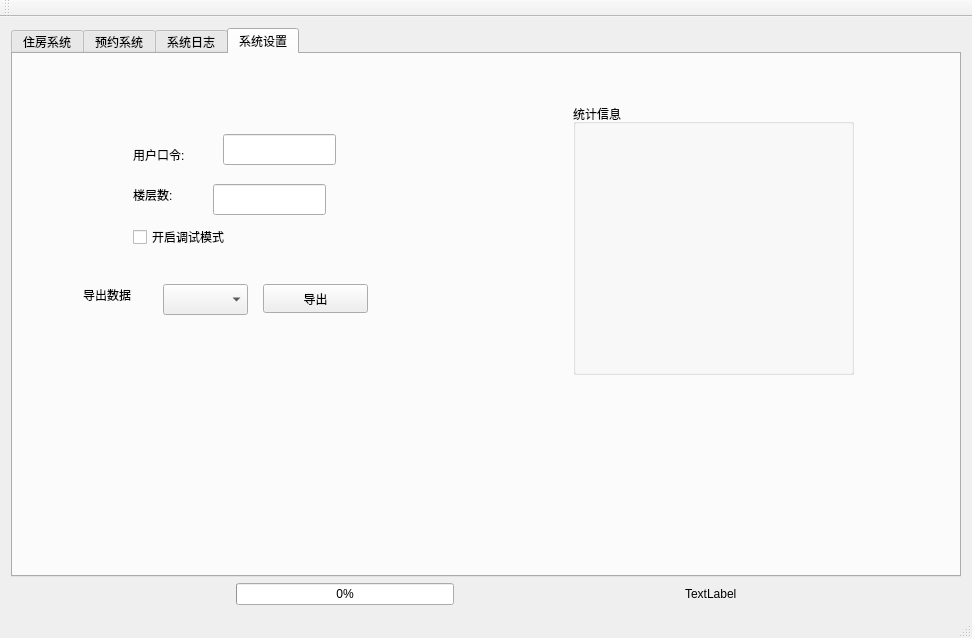
The window that mainwindow.ui (mocimy/hotel-system) describes before a commit, drawn with Qt 5.
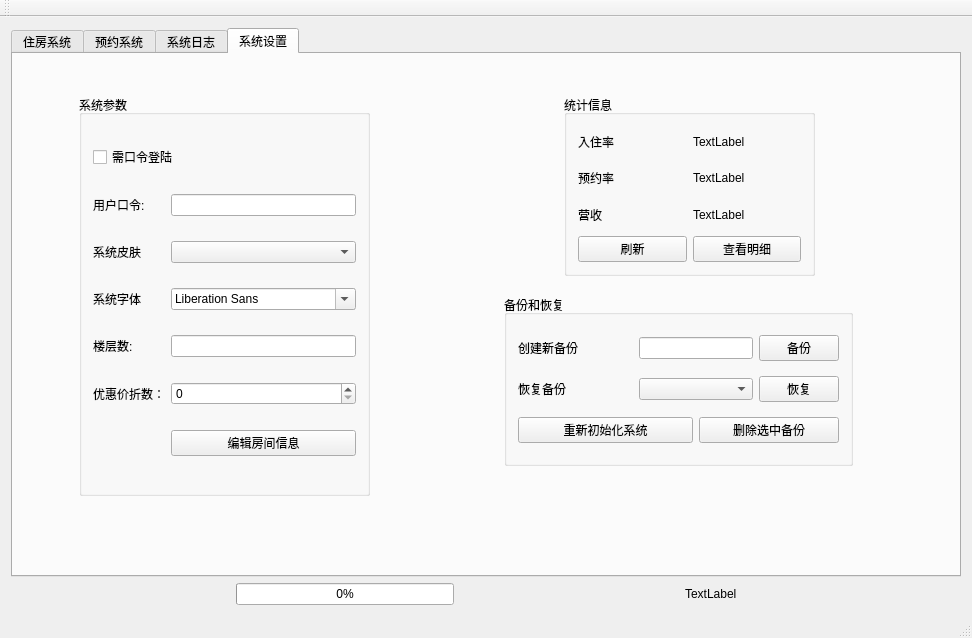
The same window after the commit. The open tabs and pages were chosen to show the change.

The edit to the form file:
```diff
--- a/mainwindow.ui
+++ b/mainwindow.ui
@@ -783,10 +783,10 @@
                <string>提交请求</string>
               </property>
              </widget>
-             <widget class="QLabel" name="label_27">
+             <widget class="QLabel" name="endTimeLabel_2">
               <property name="geometry">
                <rect>
-                <x>500</x>
+                <x>470</x>
                 <y>290</y>
                 <width>231</width>
                 <height>21</height>
@@ -1003,114 +1003,387 @@
          <attribute name="title">
           <string>系统设置</string>
          </attribute>
-         <widget class="QLabel" name="label_16">
-          <property name="geometry">
-           <rect>
-            <x>120</x>
-            <y>90</y>
-            <width>73</width>
-            <height>21</height>
-           </rect>
-          </property>
-          <property name="text">
-           <string>用户口令:</string>
-          </property>
-         </widget>
-         <widget class="QLabel" name="label_17">
-          <property name="geometry">
-           <rect>
-            <x>120</x>
-            <y>130</y>
-            <width>73</width>
-            <height>21</height>
-           </rect>
-          </property>
-          <property name="text">
-           <string>楼层数:</string>
-          </property>
-         </widget>
-         <widget class="QCheckBox" name="checkBox">
-          <property name="geometry">
-           <rect>
-            <x>120</x>
-            <y>170</y>
-            <width>141</width>
-            <height>26</height>
-           </rect>
-          </property>
-          <property name="text">
-           <string>开启调试模式</string>
-          </property>
-         </widget>
-         <widget class="QLabel" name="label_18">
-          <property name="geometry">
-           <rect>
-            <x>70</x>
-            <y>230</y>
-            <width>73</width>
-            <height>21</height>
-           </rect>
-          </property>
-          <property name="text">
-           <string>导出数据</string>
-          </property>
-         </widget>
-         <widget class="QComboBox" name="comboBox">
-          <property name="geometry">
-           <rect>
-            <x>150</x>
-            <y>230</y>
-            <width>85</width>
-            <height>31</height>
-           </rect>
-          </property>
-         </widget>
-         <widget class="QPushButton" name="pushButton">
-          <property name="geometry">
-           <rect>
-            <x>250</x>
-            <y>230</y>
-            <width>105</width>
-            <height>29</height>
-           </rect>
-          </property>
-          <property name="text">
-           <string>导出</string>
-          </property>
-         </widget>
-         <widget class="QLineEdit" name="lineEdit">
-          <property name="geometry">
-           <rect>
-            <x>210</x>
-            <y>80</y>
-            <width>113</width>
-            <height>31</height>
-           </rect>
-          </property>
-         </widget>
-         <widget class="QLineEdit" name="lineEdit_2">
-          <property name="geometry">
-           <rect>
-            <x>200</x>
-            <y>130</y>
-            <width>113</width>
-            <height>31</height>
-           </rect>
-          </property>
-         </widget>
-         <widget class="QGroupBox" name="groupBox">
-          <property name="geometry">
-           <rect>
-            <x>560</x>
-            <y>50</y>
-            <width>281</width>
-            <height>271</height>
-           </rect>
-          </property>
-          <property name="title">
-           <string>统计信息</string>
-          </property>
-         </widget>
+         <layout class="QGridLayout" name="gridLayout_18">
+          <item row="0" column="0">
+           <widget class="QStackedWidget" name="stackedWidget_3">
+            <property name="currentIndex">
+             <number>0</number>
+            </property>
+            <widget class="QWidget" name="page_9">
+             <widget class="QGroupBox" name="groupBox_3">
+              <property name="geometry">
+               <rect>
+                <x>480</x>
+                <y>230</y>
+                <width>349</width>
+                <height>171</height>
+               </rect>
+              </property>
+              <property name="title">
+               <string>备份和恢复</string>
+              </property>
+              <layout class="QGridLayout" name="gridLayout_17">
+               <item row="0" column="0" colspan="2">
+                <widget class="QLabel" name="label_18">
+                 <property name="text">
+                  <string>创建新备份</string>
+                 </property>
+                </widget>
+               </item>
+               <item row="0" column="2" colspan="2">
+                <widget class="QLineEdit" name="backupNameEdit"/>
+               </item>
+               <item row="0" column="4">
+                <widget class="QPushButton" name="backupBtn">
+                 <property name="text">
+                  <string>备份</string>
+                 </property>
+                </widget>
+               </item>
+               <item row="1" column="0">
+                <widget class="QLabel" name="label_29">
+                 <property name="text">
+                  <string>恢复备份</string>
+                 </property>
+                </widget>
+               </item>
+               <item row="2" column="0" colspan="3">
+                <widget class="QPushButton" name="reinitializeBtn">
+                 <property name="text">
+                  <string>重新初始化系统</string>
+                 </property>
+                </widget>
+               </item>
+               <item row="1" column="4">
+                <widget class="QPushButton" name="restoreBtn">
+                 <property name="text">
+                  <string>恢复</string>
+                 </property>
+                </widget>
+               </item>
+               <item row="1" column="2" colspan="2">
+                <widget class="QComboBox" name="backupBox"/>
+               </item>
+               <item row="2" column="3" colspan="2">
+                <widget class="QPushButton" name="delBackupBtn">
+                 <property name="text">
+                  <string>删除选中备份</string>
+                 </property>
+                </widget>
+               </item>
+              </layout>
+             </widget>
+             <widget class="QGroupBox" name="groupBox_2">
+              <property name="geometry">
+               <rect>
+                <x>55</x>
+                <y>30</y>
+                <width>291</width>
+                <height>401</height>
+               </rect>
+              </property>
+              <property name="title">
+               <string>系统参数</string>
+              </property>
+              <layout class="QGridLayout" name="gridLayout_16">
+               <item row="2" column="1">
+                <widget class="QComboBox" name="skinBox">
+                 <property name="currentText">
+                  <string/>
+                 </property>
+                 <property name="currentIndex">
+                  <number>-1</number>
+                 </property>
+                 <property name="minimumContentsLength">
+                  <number>0</number>
+                 </property>
+                </widget>
+               </item>
+               <item row="3" column="1">
+                <widget class="QFontComboBox" name="fontComboBox"/>
+               </item>
+               <item row="3" column="0">
+                <widget class="QLabel" name="label_27">
+                 <property name="text">
+                  <string>系统字体</string>
+                 </property>
+                </widget>
+               </item>
+               <item row="5" column="1">
+                <widget class="QLineEdit" name="floorEdit"/>
+               </item>
+               <item row="0" column="0" colspan="2">
+                <widget class="QCheckBox" name="passwordCheckBox">
+                 <property name="text">
+                  <string>需口令登陆</string>
+                 </property>
+                </widget>
+               </item>
+               <item row="1" column="0">
+                <widget class="QLabel" name="label_16">
+                 <property name="text">
+                  <string>用户口令:</string>
+                 </property>
+                </widget>
+               </item>
+               <item row="1" column="1">
+                <widget class="QLineEdit" name="passwordEdit">
+                 <property name="echoMode">
+                  <enum>QLineEdit::Password</enum>
+                 </property>
+                </widget>
+               </item>
+               <item row="5" column="0">
+                <widget class="QLabel" name="label_17">
+                 <property name="text">
+                  <string>楼层数:</string>
+                 </property>
+                </widget>
+               </item>
+               <item row="2" column="0">
+                <widget class="QLabel" name="label_28">
+                 <property name="text">
+                  <string>系统皮肤</string>
+                 </property>
+                </widget>
+               </item>
+               <item row="7" column="1">
+                <widget class="QPushButton" name="roomEditBtn">
+                 <property name="text">
+                  <string>编辑房间信息</string>
+                 </property>
+                </widget>
+               </item>
+               <item row="6" column="0">
+                <widget class="QLabel" name="label_34">
+                 <property name="text">
+                  <string>优惠价折数：</string>
+                 </property>
+                </widget>
+               </item>
+               <item row="6" column="1">
+                <widget class="QSpinBox" name="favSpinBox">
+                 <property name="maximum">
+                  <number>10</number>
+                 </property>
+                </widget>
+               </item>
+              </layout>
+             </widget>
+             <widget class="QGroupBox" name="groupBox">
+              <property name="geometry">
+               <rect>
+                <x>540</x>
+                <y>30</y>
+                <width>251</width>
+                <height>181</height>
+               </rect>
+              </property>
+              <property name="title">
+               <string>统计信息</string>
+              </property>
+              <layout class="QGridLayout" name="gridLayout_20">
+               <item row="3" column="0">
+                <widget class="QPushButton" name="refreshBtn">
+                 <property name="text">
+                  <string>刷新</string>
+                 </property>
+                </widget>
+               </item>
+               <item row="0" column="0">
+                <widget class="QLabel" name="label_31">
+                 <property name="text">
+                  <string>入住率</string>
+                 </property>
+                </widget>
+               </item>
+               <item row="1" column="0">
+                <widget class="QLabel" name="label_32">
+                 <property name="text">
+                  <string>预约率</string>
+                 </property>
+                </widget>
+               </item>
+               <item row="2" column="0">
+                <widget class="QLabel" name="label_33">
+                 <property name="text">
+                  <string>营收</string>
+                 </property>
+                </widget>
+               </item>
+               <item row="3" column="1">
+                <widget class="QPushButton" name="detailBtn">
+                 <property name="text">
+                  <string>查看明细</string>
+                 </property>
+                </widget>
+               </item>
+               <item row="0" column="1">
+                <widget class="QLabel" name="checkRatesLabel">
+                 <property name="text">
+                  <string>TextLabel</string>
+                 </property>
+                </widget>
+               </item>
+               <item row="1" column="1">
+                <widget class="QLabel" name="bookingRatesLabel">
+                 <property name="text">
+                  <string>TextLabel</string>
+                 </property>
+                </widget>
+               </item>
+               <item row="2" column="1">
+                <widget class="QLabel" name="revenueLabel">
+                 <property name="text">
+                  <string>TextLabel</string>
+                 </property>
+                </widget>
+               </item>
+              </layout>
+             </widget>
+            </widget>
+            <widget class="QWidget" name="page_10">
+             <layout class="QGridLayout" name="gridLayout_19">
+              <item row="0" column="0">
+               <widget class="QPushButton" name="goBackBtn">
+                <property name="text">
+                 <string>返回</string>
+                </property>
+               </widget>
+              </item>
+              <item row="0" column="1" colspan="4">
+               <widget class="QLabel" name="label_30">
+                <property name="text">
+                 <string>本页面用来编辑房间信息。请使用序号代替房间类型。点击添加后会在表尾添加一个新的项。</string>
+                </property>
+               </widget>
+              </item>
+              <item row="2" column="3">
+               <widget class="QPushButton" name="addRoomTypeBtn">
+                <property name="text">
+                 <string>添加</string>
+                </property>
+               </widget>
+              </item>
+              <item row="2" column="4">
+               <widget class="QPushButton" name="delRoomTypeBtn">
+                <property name="text">
+                 <string>删除</string>
+                </property>
+               </widget>
+              </item>
+              <item row="1" column="0" colspan="3">
+               <widget class="QTableView" name="roomView">
+                <property name="selectionMode">
+                 <enum>QAbstractItemView::SingleSelection</enum>
+                </property>
+                <property name="selectionBehavior">
+                 <enum>QAbstractItemView::SelectRows</enum>
+                </property>
+               </widget>
+              </item>
+              <item row="2" column="0">
+               <widget class="QPushButton" name="addroomBtn">
+                <property name="text">
+                 <string>添加</string>
+                </property>
+               </widget>
+              </item>
+              <item row="2" column="1">
+               <widget class="QPushButton" name="delroomBtn">
+                <property name="text">
+                 <string>删除</string>
+                </property>
+               </widget>
+              </item>
+              <item row="1" column="3" colspan="2">
+               <widget class="QTableView" name="roomTypeView">
+                <property name="selectionMode">
+                 <enum>QAbstractItemView::SingleSelection</enum>
+                </property>
+                <property name="selectionBehavior">
+                 <enum>QAbstractItemView::SelectRows</enum>
+                </property>
+               </widget>
+              </item>
+              <item row="2" column="2">
+               <widget class="QPushButton" name="sortBtn">
+                <property name="text">
+                 <string>重新排序</string>
+                </property>
+               </widget>
+              </item>
+             </layout>
+            </widget>
+            <widget class="QWidget" name="page_12">
+             <layout class="QVBoxLayout" name="verticalLayout_5">
+              <item>
+               <layout class="QHBoxLayout" name="horizontalLayout_5">
+                <item>
+                 <widget class="QPushButton" name="goBackBtn_2">
+                  <property name="text">
+                   <string>返回</string>
+                  </property>
+                 </widget>
+                </item>
+                <item>
+                 <spacer name="horizontalSpacer_5">
+                  <property name="orientation">
+                   <enum>Qt::Horizontal</enum>
+                  </property>
+                  <property name="sizeHint" stdset="0">
+                   <size>
+                    <width>327</width>
+                    <height>20</height>
+                   </size>
+                  </property>
+                 </spacer>
+                </item>
+                <item>
+                 <widget class="QComboBox" name="statisticsBox">
+                  <property name="minimumSize">
+                   <size>
+                    <width>150</width>
+                    <height>0</height>
+                   </size>
+                  </property>
+                  <item>
+                   <property name="text">
+                    <string>入住情况统计</string>
+                   </property>
+                  </item>
+                  <item>
+                   <property name="text">
+                    <string>预约情况统计</string>
+                   </property>
+                  </item>
+                  <item>
+                   <property name="text">
+                    <string>收入情况统计</string>
+                   </property>
+                  </item>
+                 </widget>
+                </item>
+                <item>
+                 <spacer name="horizontalSpacer_6">
+                  <property name="orientation">
+                   <enum>Qt::Horizontal</enum>
+                  </property>
+                  <property name="sizeHint" stdset="0">
+                   <size>
+                    <width>326</width>
+                    <height>20</height>
+                   </size>
+                  </property>
+                 </spacer>
+                </item>
+               </layout>
+              </item>
+             </layout>
+            </widget>
+           </widget>
+          </item>
+         </layout>
         </widget>
        </widget>
       </item>
```
Left out of the diff: 519 changed lines with no effect on the pictures.
